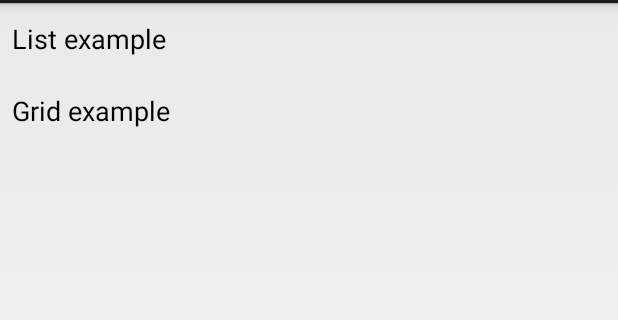
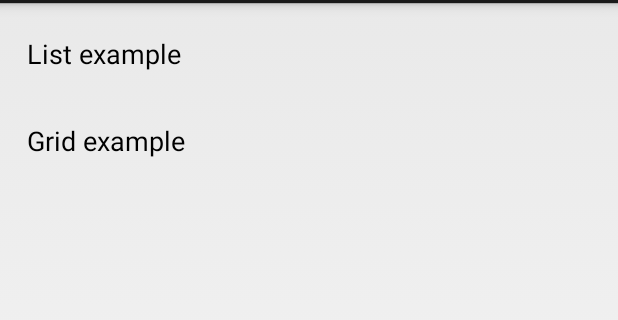
Before and after one commit to quentin23soleil/SuperListview, an Android app: the screen it shows after launch (MainActivity), on a phone screen of 412 x 824 dp, the part 69-389 px from its top. Run offline under Robolectric (Android 15) with nearby library versions, the phone set to English and light mode, and no system bars.

```diff
--- a/SuperListviewLibrary/src/main/java/com/quentindommerc/superlistview/BaseSuperAbsListview.java
+++ b/SuperListviewLibrary/src/main/java/com/quentindommerc/superlistview/BaseSuperAbsListview.java
@@ -5,6 +5,7 @@ import android.content.res.TypedArray;
 import android.database.DataSetObserver;
 import android.support.v4.widget.SwipeRefreshLayout;
 import android.util.AttributeSet;
+import android.util.Log;
 import android.view.LayoutInflater;
 import android.view.View;
 import android.view.ViewStub;
@@ -85,7 +86,8 @@ public abstract class BaseSuperAbsListview extends FrameLayout implements AbsLis
             mScrollbarStyle = a.getInt(R.styleable.superlistview_superlv__scrollbarStyle, -1);
             mEmptyId = a.getResourceId(R.styleable.superlistview_superlv__empty, 0);
             mSelector = a.getResourceId(R.styleable.superlistview_superlv__selector, 0);
-        } finally {
+        }
+        finally {
             a.recycle();
         }
     }
--- a/SuperListviewLibrary/src/main/java/com/quentindommerc/superlistview/SuperListview.java
+++ b/SuperListviewLibrary/src/main/java/com/quentindommerc/superlistview/SuperListview.java
@@ -4,6 +4,7 @@ import android.content.Context;
 import android.content.res.TypedArray;
 import android.graphics.drawable.ColorDrawable;
 import android.util.AttributeSet;
+import android.util.Log;
 import android.view.View;
 import android.widget.ListView;
 
@@ -35,6 +36,7 @@ public class SuperListview extends BaseSuperAbsListview {
 
     @Override
     protected void initAttrs(AttributeSet attrs) {
+        super.initAttrs(attrs);
         TypedArray a = getContext().obtainStyledAttributes(attrs, R.styleable.superlistview);
         try {
             mSuperListViewMainLayout = a.getResourceId(R.styleable.superlistview_superlv_mainLayoutID, R.layout.view_progress_listview);
@@ -67,6 +69,7 @@ public class SuperListview extends BaseSuperAbsListview {
                 mList.setSelector(mSelector);
 
             if (mPadding != -1.0f) {
+                Log.e("TOTO", String.format("Padding %d", mPadding));
                 mList.setPadding(mPadding, mPadding, mPadding, mPadding);
             } else {
                 mList.setPadding(mPaddingLeft, mPaddingTop, mPaddingRight, mPaddingBottom);
```
